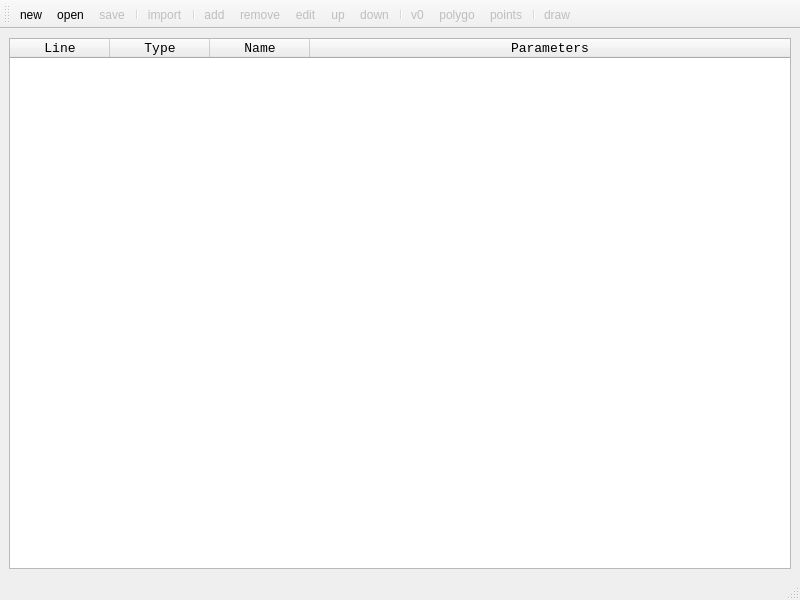
First picture: the form in plugins/topographytools/tt_mainwindow.ui, repository qwilvove/LibreCAD-topography, before the edit.
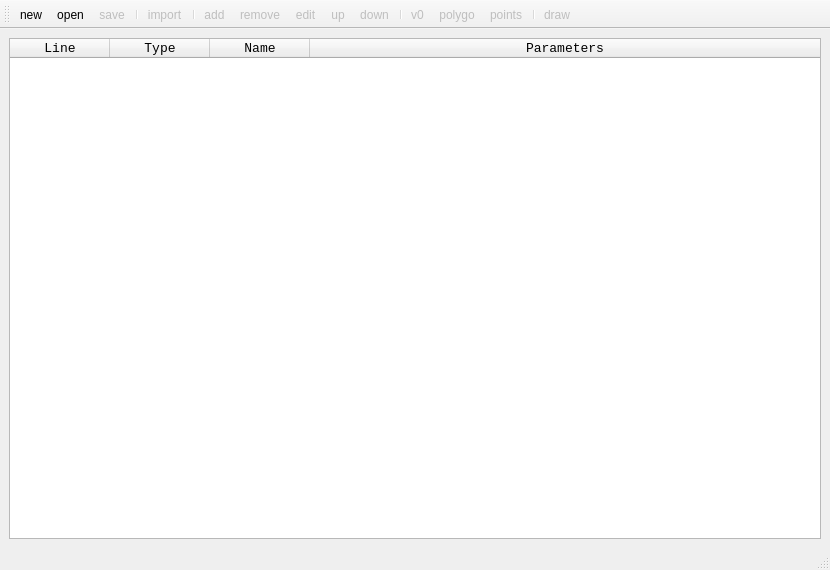
Second picture: the form after the edit. Icons and pictures are not drawn.

The edit to the form file:
```diff
--- a/plugins/topographytools/tt_mainwindow.ui
+++ b/plugins/topographytools/tt_mainwindow.ui
@@ -6,8 +6,8 @@
    <rect>
     <x>0</x>
     <y>0</y>
-    <width>800</width>
-    <height>600</height>
+    <width>830</width>
+    <height>570</height>
    </rect>
   </property>
   <property name="windowTitle">
```
Left out of the diff: 2 changed lines with no effect on the pictures.
